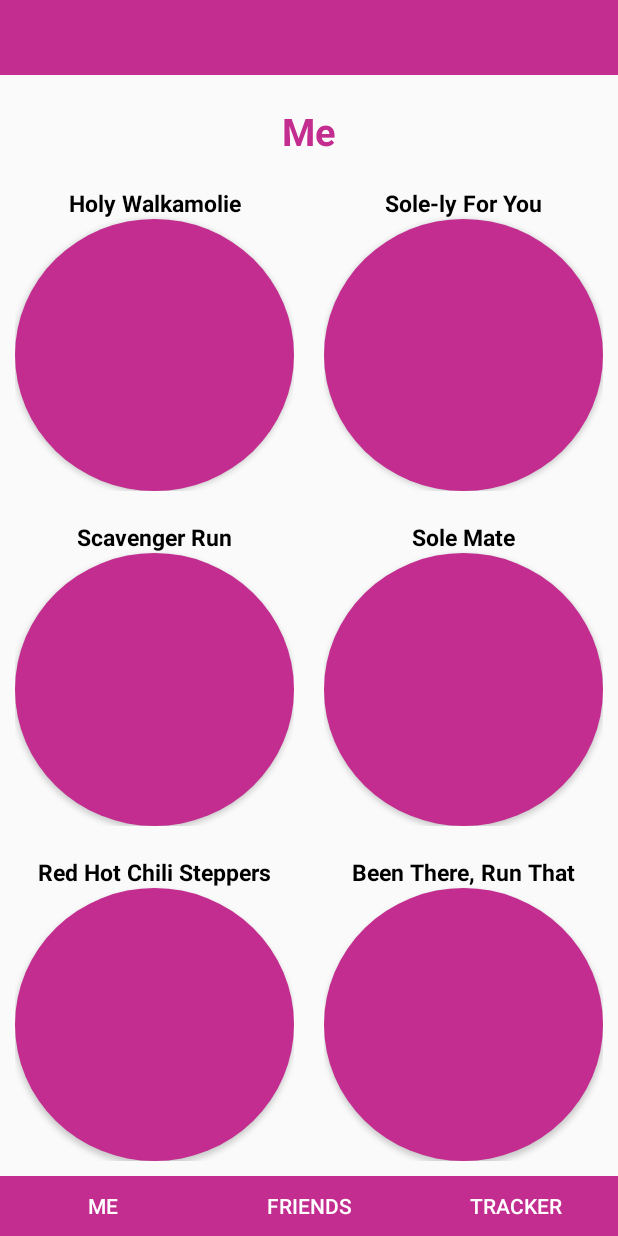
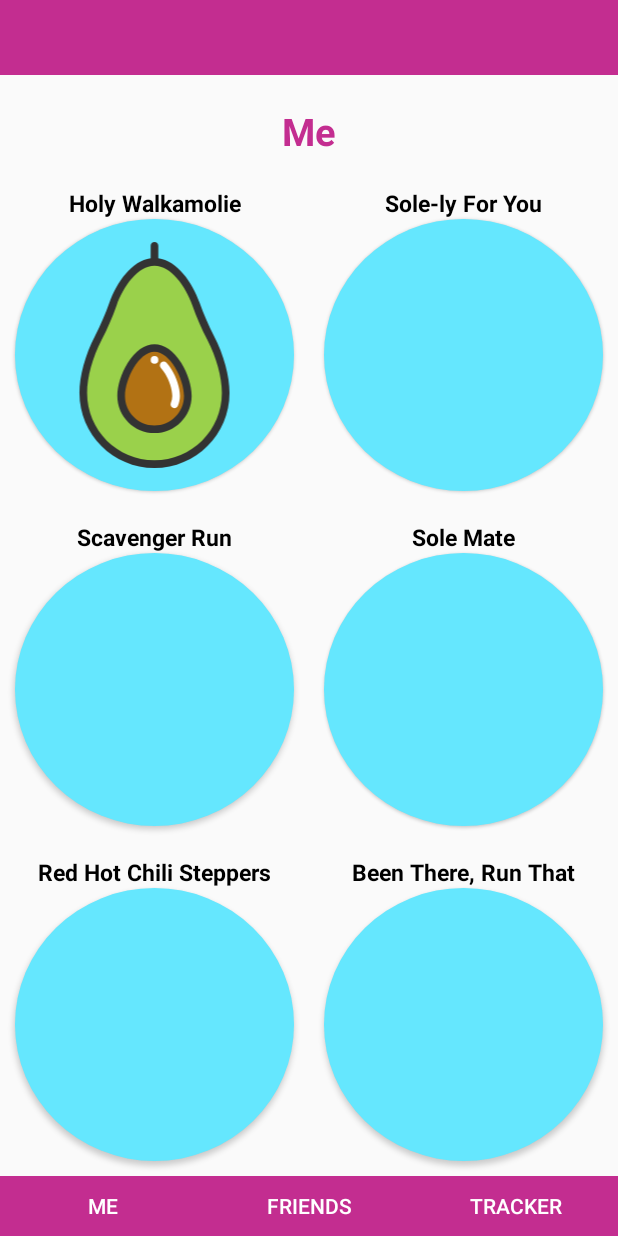
Before and after one commit to NullAwe/Heart-and-Sole, an Android app: the layout activity_me.xml on its own in the app's theme, with its tools: preview values and no code run, on a phone screen of 412 x 824 dp. Run offline under Robolectric (Android 15) with nearby library versions, the phone set to English and light mode, and no system bars.

Commit message:
more additions

```diff
--- a/app/src/main/res/drawable/circular_button.xml
+++ b/app/src/main/res/drawable/circular_button.xml
@@ -3,12 +3,12 @@
     xmlns:android="http://schemas.android.com/apk/res/android">
     <item android:state_pressed="false">
         <shape android:shape="oval">
-            <solid android:color="@color/colorPrimary"/>
+            <solid android:color="@color/lightBlue"/>
         </shape>
     </item>
     <item android:state_pressed="true">
         <shape android:shape="oval">
-            <solid android:color="@color/colorPrimary"/>
+            <solid android:color="@color/lightBlue"/>
         </shape>
     </item>
 </selector>
--- /dev/null
+++ b/app/src/main/res/drawable/ic_holy_walkamolie.xml
@@ -0,0 +1,24 @@
+<vector xmlns:android="http://schemas.android.com/apk/res/android"
+    android:width="512dp"
+    android:height="512dp"
+    android:viewportWidth="443.634"
+    android:viewportHeight="443.634">
+  <path
+      android:pathData="M332.17,188.526c18.44,35.52 29.43,75.48 29.43,107.82c0,77.2 -62.58,139.79 -139.78,139.79s-139.79,-62.59 -139.79,-139.79c0,-32.34 10.99,-72.3 29.43,-107.82c11.16,-21.49 20.83,-43.7 28.85,-66.55c14.65,-41.76 45.64,-82.98 81.51,-82.98c35.86,0 66.85,41.22 81.51,82.98C311.34,144.826 321.01,167.036 332.17,188.526zM287.25,302.186c0,-36.14 -29.29,-94.04 -65.43,-94.04s-65.44,57.9 -65.44,94.04s29.3,65.44 65.44,65.44S287.25,338.326 287.25,302.186z"
+      android:fillColor="#9AD14B"/>
+  <path
+      android:pathData="M221.82,208.146c36.14,0 65.43,57.9 65.43,94.04s-29.29,65.44 -65.43,65.44s-65.44,-29.3 -65.44,-65.44S185.68,208.146 221.82,208.146z"
+      android:fillColor="#B27214"/>
+  <path
+      android:pathData="M260.907,326.192c-0.977,0 -1.968,-0.191 -2.923,-0.596c-3.813,-1.616 -5.596,-6.018 -3.98,-9.832c1.822,-4.3 2.746,-8.869 2.746,-13.578c0,-12.426 -5.981,-30.7 -14.545,-44.438c-2.512,-4.029 -5.163,-7.59 -7.881,-10.587c-2.783,-3.068 -2.553,-7.811 0.516,-10.594c3.066,-2.782 7.81,-2.553 10.594,0.516c3.319,3.659 6.516,7.942 9.5,12.73c10.216,16.386 16.816,36.944 16.816,52.373c0,6.731 -1.323,13.268 -3.934,19.43C266.604,324.475 263.828,326.192 260.907,326.192z"
+      android:fillColor="#FFFFFF"/>
+  <path
+      android:pathData="M221.817,200.643c-19.066,0 -37.76,13.14 -52.637,37c-12.522,20.085 -20.302,44.816 -20.302,64.542c0,40.218 32.72,72.938 72.938,72.938c40.218,0 72.938,-32.72 72.938,-72.938c0,-19.726 -7.779,-44.457 -20.302,-64.542C259.576,213.783 240.883,200.643 221.817,200.643zM221.817,360.122c-31.947,0 -57.938,-25.991 -57.938,-57.938c0,-32.604 27.079,-86.542 57.938,-86.542c30.858,0 57.938,53.938 57.938,86.542C279.754,334.131 253.764,360.122 221.817,360.122z"
+      android:fillColor="#333333"/>
+  <path
+      android:pathData="M338.827,185.072c-11.074,-21.329 -20.639,-43.394 -28.425,-65.583c-14.396,-41.021 -44.565,-82.387 -81.085,-87.467V7.5c0,-4.142 -3.357,-7.5 -7.5,-7.5s-7.5,3.358 -7.5,7.5v24.522c-36.521,5.08 -66.69,46.446 -81.086,87.467c-7.786,22.188 -17.35,44.253 -28.424,65.583C85.851,221.58 74.534,263.18 74.534,296.351c0,81.212 66.071,147.283 147.283,147.283S369.1,377.563 369.1,296.351C369.1,263.182 357.783,221.582 338.827,185.072zM221.817,428.634c-72.941,0 -132.283,-59.342 -132.283,-132.283c0,-30.878 10.687,-69.894 28.586,-104.367c11.399,-21.956 21.246,-44.676 29.266,-67.528c13.176,-37.546 42.088,-77.957 74.432,-77.957c32.343,0 61.255,40.411 74.431,77.957c8.021,22.854 17.867,45.574 29.267,67.528c17.899,34.475 28.586,73.491 28.586,104.367C354.1,369.292 294.758,428.634 221.817,428.634z"
+      android:fillColor="#333333"/>
+  <path
+      android:pathData="M221.869,231.411m-7.5,0a7.5,7.5 0,1 1,15 0a7.5,7.5 0,1 1,-15 0"
+      android:fillColor="#FFFFFF"/>
+</vector>
--- a/app/src/main/res/layout/activity_main.xml
+++ b/app/src/main/res/layout/activity_main.xml
@@ -12,6 +12,8 @@
         app:contentInsetStart="0dp"
         app:contentInsetEnd="0dp"
         android:background="@color/colorPrimary"
+        android:focusable="true"
+        android:focusableInTouchMode="true"
         android:id="@+id/toolbar" />
 
     <ScrollView
--- a/app/src/main/res/layout/activity_me.xml
+++ b/app/src/main/res/layout/activity_me.xml
@@ -47,6 +47,7 @@
                 android:layout_width="match_parent"
                 android:layout_height="0dp"
                 android:padding="10dp"
+                android:clipToPadding="false"
                 android:layout_weight="1">
                 <TextView
                     android:layout_width="match_parent"
@@ -58,12 +59,17 @@
                     android:gravity="center"
                     android:id="@+id/holy_walkamolie_heading"/>
 
-                <Button
+                <ImageButton
                     android:layout_width="match_parent"
                     android:layout_height="match_parent"
                     android:layout_centerInParent="true"
                     android:layout_below="@id/holy_walkamolie_heading"
+                    android:padding="15dp"
+                    android:src="@drawable/ic_holy_walkamolie"
+                    android:scaleType="fitCenter"
+                    android:adjustViewBounds="true"
                     android:background="@drawable/circular_button"
+                    android:elevation="1dp"
                     android:layout_weight="1" />
             </RelativeLayout>
 
@@ -71,6 +77,7 @@
                 android:layout_width="match_parent"
                 android:layout_height="0dp"
                 android:padding="10dp"
+                android:clipToPadding="false"
                 android:layout_weight="1">
                 <TextView
                     android:layout_width="match_parent"
@@ -95,6 +102,7 @@
                 android:layout_width="match_parent"
                 android:layout_height="0dp"
                 android:padding="10dp"
+                android:clipToPadding="false"
                 android:layout_weight="1">
                 <TextView
                     android:layout_width="match_parent"
@@ -126,6 +134,7 @@
                 android:layout_width="match_parent"
                 android:layout_height="0dp"
                 android:padding="10dp"
+                android:clipToPadding="false"
                 android:layout_weight="1">
                 <TextView
                     android:layout_width="match_parent"
@@ -137,12 +146,13 @@
                     android:gravity="center"
                     android:id="@+id/solely_for_you_heading"/>
 
-                <Button
+                <ImageButton
                     android:layout_width="match_parent"
                     android:layout_height="match_parent"
                     android:layout_centerInParent="true"
                     android:layout_below="@id/solely_for_you_heading"
                     android:background="@drawable/circular_button"
+                    android:elevation="1dp"
                     android:onClick="solelyForYou"
                     android:layout_weight="1" />
             </RelativeLayout>
@@ -151,6 +161,7 @@
                 android:layout_width="match_parent"
                 android:layout_height="0dp"
                 android:padding="10dp"
+                android:clipToPadding="false"
                 android:layout_weight="1">
                 <TextView
                     android:layout_width="match_parent"
@@ -162,12 +173,16 @@
                     android:gravity="center"
                     android:id="@+id/sole_mate_heading"/>
 
-                <Button
+                <ImageButton
                     android:layout_width="match_parent"
                     android:layout_height="match_parent"
                     android:layout_centerInParent="true"
                     android:layout_below="@id/sole_mate_heading"
+                    android:padding="15dp"
+                    android:scaleType="fitCenter"
+                    android:adjustViewBounds="true"
                     android:background="@drawable/circular_button"
+                    android:elevation="1dp"
                     android:layout_weight="1" />
             </RelativeLayout>
 
@@ -175,6 +190,7 @@
                 android:layout_width="match_parent"
                 android:layout_height="0dp"
                 android:padding="10dp"
+                android:clipToPadding="false"
                 android:layout_weight="1">
                 <TextView
                     android:layout_width="match_parent"
--- a/app/src/main/res/values/colors.xml
+++ b/app/src/main/res/values/colors.xml
@@ -4,5 +4,6 @@
     <color name="colorPrimaryDark">#000000</color>
     <color name="colorAccent">#ffffff</color>
     <color name="colorSecondary">#ff00ff</color>
+    <color name="lightBlue">#65e7fe</color>
     <color name="gray">#d3d3d3</color>
 </resources>
```
Also changed, not shown: app/src/main/java/com/allen/heartandsole/MainActivity.java (+13 -0 lines), app/src/main/java/com/allen/heartandsole/MeActivity.java (+11 -1 lines), app/src/main/java/com/allen/heartandsole/SolelyForYouMainFragment.java (+67 -0 lines), app/src/main/res/drawable/holy_walkamolie.png (added), 1 other file.
